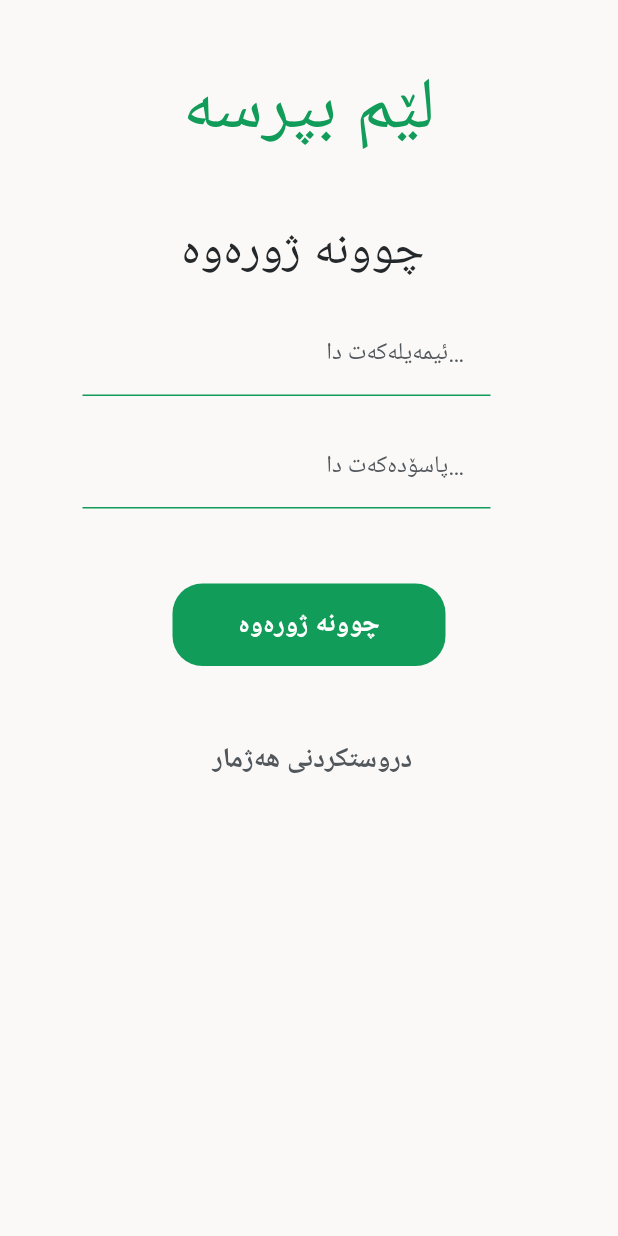
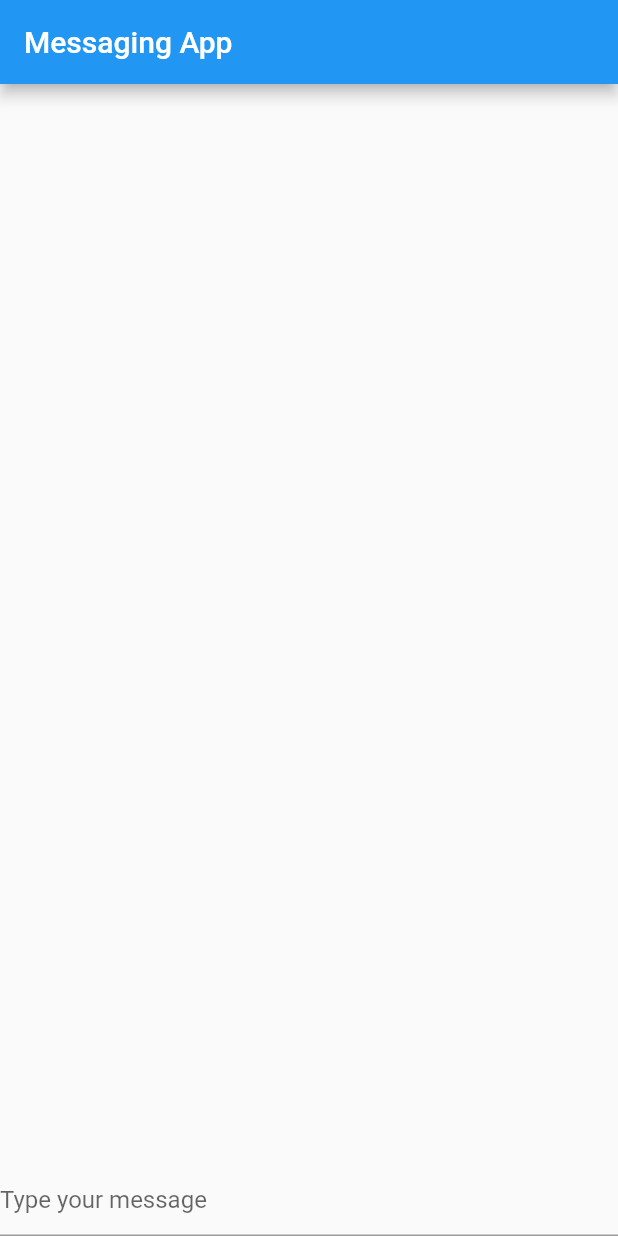
Before and after one commit to Diary-hub/AskMe-Hackasuly, a Flutter app: the screen it shows after launch, on a phone screen of 412 x 824 dp. Run offline on Flutter 3.47's test engine with Material 2 defaults, Android fonts, the phone set to English and light mode, and no system bars; our stand-ins replace firebase_auth, firebase_core; accounts and stored records are empty; project files that could hold a hidden picture were left out.

Commit message:
ChatPage Half Done

```diff
--- /dev/null
+++ b/application/askme/lib/Message.dart
@@ -0,0 +1,6 @@
+class Message {
+  final String sender;
+  final String content;
+
+  Message(this.sender, this.content);
+}
--- /dev/null
+++ b/application/askme/lib/chat.dart
@@ -0,0 +1,55 @@
+import 'package:flutter/material.dart';
+import 'Message.dart';
+import 'package:http/http.dart' as http;
+
+class MessagingScreen extends StatefulWidget {
+  @override
+  _MessagingScreenState createState() => _MessagingScreenState();
+}
+
+class _MessagingScreenState extends State<MessagingScreen> {
+  List<Message> messages = [];
+
+  void sendMessage(String text) {
+    // Code to send the user's question to the server using API and receive a response
+    // Assuming the response is stored in a variable called 'response'
+    String response = 's';
+
+    setState(() {
+      messages.add(Message('User', text)); // Add user's question to the list
+      messages.add(
+          Message('Server', response)); // Add server's response to the list
+    });
+  }
+
+  @override
+  Widget build(BuildContext context) {
+    return Scaffold(
+      appBar: AppBar(
+        title: Text('Messaging App'),
+      ),
+      body: Column(
+        children: [
+          Expanded(
+            child: ListView.builder(
+              itemCount: messages.length,
+              itemBuilder: (context, index) {
+                final message = messages[index];
+                return ListTile(
+                  title: Text(message.sender),
+                  subtitle: Text(message.content),
+                );
+              },
+            ),
+          ),
+          TextField(
+            onSubmitted: sendMessage,
+            decoration: InputDecoration(
+              hintText: 'Type your message',
+            ),
+          ),
+        ],
+      ),
+    );
+  }
+}
--- a/application/askme/lib/main.dart
+++ b/application/askme/lib/main.dart
@@ -1,4 +1,4 @@
-
+import 'package:askme/chat.dart';
 import 'package:askme/login.dart';
 import 'package:flutter/material.dart';
 import 'package:firebase_core/firebase_core.dart';
@@ -20,10 +20,12 @@ class MyApp extends StatelessWidget {
           options: DefaultFirebaseOptions.currentPlatform),
       builder: (context, snapshot) {
         if (snapshot.connectionState == ConnectionState.done) {
-          return const MaterialApp(
+          return MaterialApp(
             debugShowCheckedModeBanner: false,
             title: 'لێم بپرسە',
-            home: Login_page(),
+            home: MessagingScreen(),
+
+            // home: Login_page(),
           );
         }
 
```
Also changed, not shown: application/askme/pubspec.yaml (+3 -5 lines), application/askme/pubspec.lock.
